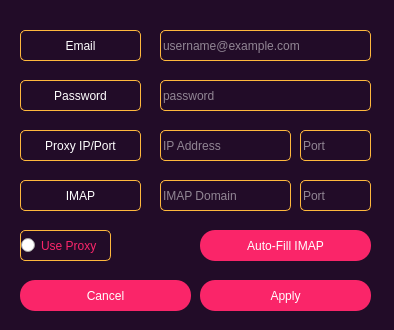
The window that addmaildialog.ui (pierelucas/HokusGuard) describes before a commit, drawn with Qt 5.
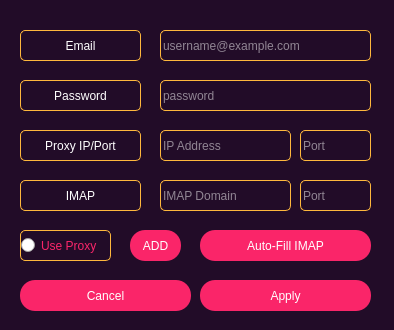
The same window after the commit.

Patch:
```diff
--- a/addmaildialog.ui
+++ b/addmaildialog.ui
@@ -298,6 +298,19 @@
     <string>Auto-Fill IMAP</string>
    </property>
   </widget>
+  <widget class="QPushButton" name="imap_autofill_add_pushButton">
+   <property name="geometry">
+    <rect>
+     <x>130</x>
+     <y>230</y>
+     <width>51</width>
+     <height>31</height>
+    </rect>
+   </property>
+   <property name="text">
+    <string>ADD</string>
+   </property>
+  </widget>
  </widget>
  <resources/>
  <connections/>
```
